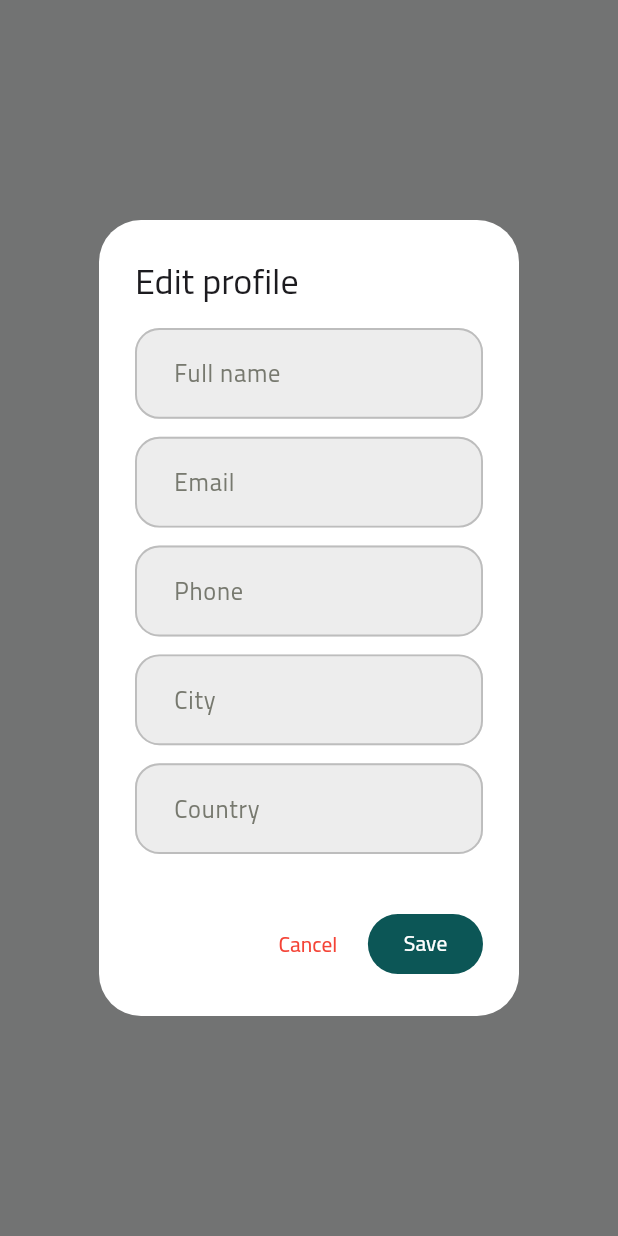
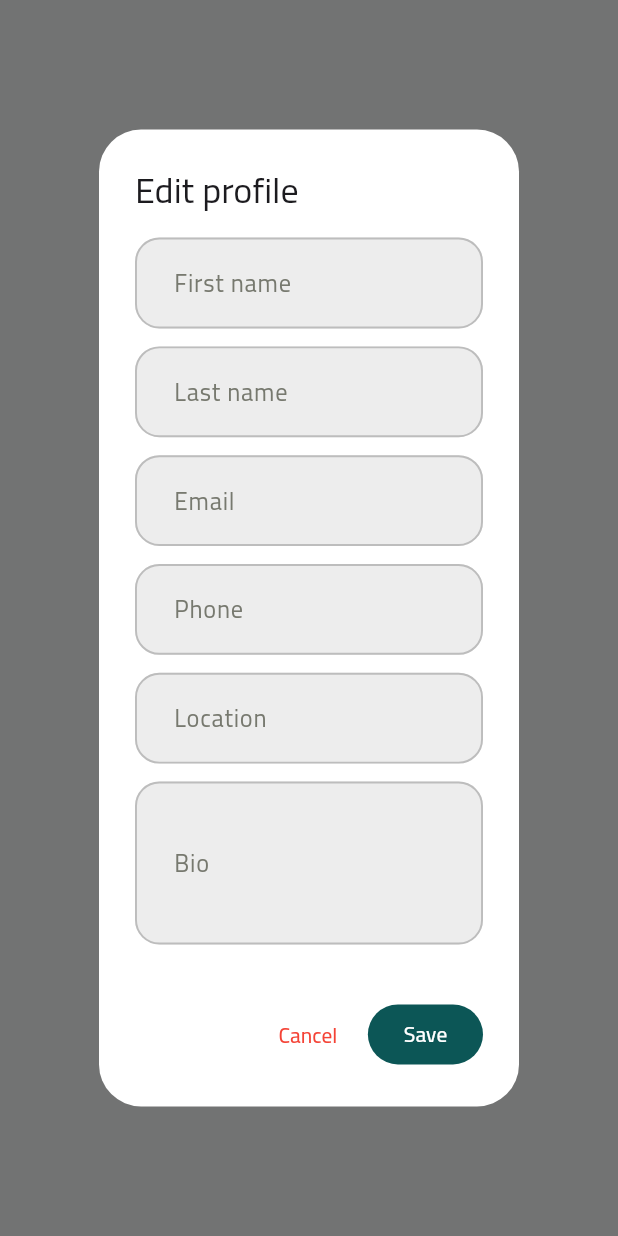
Before and after one commit to kareem-10/guidexia, a Flutter app: what showEditProfile() shows on an empty page, opened directly with empty values, on a phone screen of 412 x 824 dp. Run offline on Flutter 3.47's test engine with Material 3 defaults, Android fonts, the phone set to English and light mode, and no system bars; our stand-ins replace cached_network_image, dartz, dio, equatable, flutter_bloc, flutter_screenutil and 8 more; accounts and stored records are empty; network calls fail.

Commit message:
-update user (not image profile yet)

```diff
--- a/lib/core/di/dependancy_injection.dart
+++ b/lib/core/di/dependancy_injection.dart
@@ -65,7 +65,10 @@ Future<void> setupGetIt({CacheHelper? cacheHelper}) async {
   getIt.registerLazySingleton<ProfileRepository>(
     () => ProfileRepository(getIt()),
   );
-  getIt.registerFactory<ProfileCubit>(() => ProfileCubit(getIt()));
+  getIt.registerFactory<ProfileCubit>(
+    () =>
+        ProfileCubit(getIt<ProfileRepository>(), getIt<SecureStorageHelper>()),
+  );
 
   // Explore
   getIt.registerLazySingleton<ExploreRepo>(() => ExploreRepo());
--- a/lib/features/profile/data/models/profile_model.dart
+++ b/lib/features/profile/data/models/profile_model.dart
@@ -2,19 +2,23 @@ class ProfileModel {
   final String name;
   final String email;
   final String phone;
-  final String country;
-  final String city;
+  final String? location;
   final String role;
   final String? imageUrl;
+  final String firstName;
+  final String lastName;
+  final String bio;
 
   const ProfileModel({
     required this.name,
     required this.email,
     required this.phone,
-    required this.country,
-    required this.city,
+    this.location,
     required this.role,
     this.imageUrl,
+    this.firstName = '',
+    this.lastName = '',
+    this.bio = '',
   });
 
   factory ProfileModel.fromJson(Map<String, dynamic> json) {
@@ -35,12 +39,18 @@ class ProfileModel {
 
     return ProfileModel(
       name: name,
+      firstName: json['firstName']?.toString() ?? '',
+      lastName: json['lastName']?.toString() ?? '',
+      bio:
+          json['touristProfile']?['bio']?.toString() ??
+          json['guideProfile']?['bio']?.toString() ??
+          '',
       email: json['email']?.toString() ?? '',
       phone: json['phoneNumber']?.toString() ?? '',
-      country: touristProfile['nationality']?.toString() ?? '',
-      city:
+      location:
           touristProfile['displayLocation']?.toString() ??
           guideProfile['location']?.toString() ??
+          json['location']?.toString() ??
           '',
       role: json['role']?.toString() ?? '',
       imageUrl:
@@ -53,17 +63,21 @@ class ProfileModel {
     String? name,
     String? email,
     String? phone,
-    String? country,
-    String? city,
     String? role,
+    String? location,
     String? imageUrl,
+    String? firstName,
+    String? lastName,
+    String? bio,
   }) {
     return ProfileModel(
       name: name ?? this.name,
+      firstName: firstName ?? this.firstName,
+      lastName: lastName ?? this.lastName,
+      bio: bio ?? this.bio,
       email: email ?? this.email,
       phone: phone ?? this.phone,
-      country: country ?? this.country,
-      city: city ?? this.city,
+      location: location ?? this.location,
       role: role ?? this.role,
       imageUrl: imageUrl ?? this.imageUrl,
     );
--- a/lib/features/profile/view/profile_screen.dart
+++ b/lib/features/profile/view/profile_screen.dart
@@ -112,7 +112,9 @@ class _ProfileScreenState extends State<ProfileScreen> {
                       icon: Icons.logout_rounded,
                       title: 'Logout',
                       destructive: true,
-                      onTap: () => confirmLogout(context),
+                      onTap: () {
+                        confirmLogout(context);
+                      },
                     ),
                   ],
                 ),
--- a/lib/features/profile/view/widgets/profile_header.dart
+++ b/lib/features/profile/view/widgets/profile_header.dart
@@ -44,7 +44,7 @@ class ProfileHeader extends StatelessWidget {
                 ),
                 const SizedBox(height: 4),
                 Text(
-                  '${profile.city}, ${profile.country}',
+                  profile.location ?? '',
                   style: textTheme.bodySmall?.copyWith(
                     color: scheme.onSurfaceVariant,
                   ),
--- a/lib/features/profile/view/widgets/show_edit_profile.dart
+++ b/lib/features/profile/view/widgets/show_edit_profile.dart
@@ -3,18 +3,18 @@ import 'package:flutter_bloc/flutter_bloc.dart';
 import 'package:tourist_app/core/functions/show_toast.dart';
 import 'package:tourist_app/features/profile/data/models/profile_model.dart';
 import 'package:tourist_app/features/profile/view_model/cubit/profile_cubit.dart';
+import 'package:tourist_app/features/profile/view_model/cubit/profile_state.dart';
 
 Future<void> showEditProfile(BuildContext context, ProfileModel profile) async {
-  final updated = await showDialog<ProfileModel>(
+  final profileCubit = context.read<ProfileCubit>();
+
+  await showDialog<void>(
     context: context,
-    builder: (_) => EditProfileDialog(profile: profile),
+    builder: (_) => BlocProvider.value(
+      value: profileCubit,
+      child: EditProfileDialog(profile: profile),
+    ),
   );
-
-  if (!context.mounted || updated == null) return;
-
-  context.read<ProfileCubit>().updateProfile(updated);
-
-  showToast('Profile updated successfully');
 }
 
 class EditProfileDialog extends StatefulWidget {
@@ -27,35 +27,62 @@ class EditProfileDialog extends StatefulWidget {
 }
 
 class _EditProfileDialogState extends State<EditProfileDialog> {
-  late final TextEditingController name;
+  late final TextEditingController firstName;
+  late final TextEditingController lastName;
   late final TextEditingController email;
   late final TextEditingController phone;
-  late final TextEditingController city;
-  late final TextEditingController country;
+  late final TextEditingController location;
+  late final TextEditingController bio;
 
   @override
   void initState() {
     super.initState();
 
-    name = TextEditingController(text: widget.profile.name);
+    firstName = TextEditingController(text: widget.profile.firstName);
+    lastName = TextEditingController(text: widget.profile.lastName);
     email = TextEditingController(text: widget.profile.email);
     phone = TextEditingController(text: widget.profile.phone);
-    city = TextEditingController(text: widget.profile.city);
-    country = TextEditingController(text: widget.profile.country);
+    location = TextEditingController(text: widget.profile.location);
+    bio = TextEditingController(text: widget.profile.bio);
   }
 
   @override
   void dispose() {
-    name.dispose();
+    firstName.dispose();
+    lastName.dispose();
     email.dispose();
     phone.dispose();
-    city.dispose();
-    country.dispose();
+    location.dispose();
+    bio.dispose();
     super.dispose();
+  }
+
+  Future<void> _saveProfile() async {
+    final cubit = context.read<ProfileCubit>();
+    final success = await cubit.updateProfile(
+      firstName: firstName.text.trim(),
+      lastName: lastName.text.trim(),
+      phoneNumber: phone.text.trim(),
+      location: location.text.trim(),
+      bio: bio.text.trim(),
+    );
+
+    if (!mounted) return;
+
+    if (success) {
+      Navigator.pop(context);
+      showToast('Profile updated successfully');
+    } else {
+      showToast('Could not update profile');
+    }
   }
 
   @override
   Widget build(BuildContext context) {
+    return BlocBuilder<ProfileCubit, ProfileState>(
+      builder: (context, state) {
+        final isLoading = state.status == ProfileStatus.loading;
+
         return AlertDialog(
           backgroundColor: Theme.of(context).colorScheme.surface,
           title: const Text('Edit profile'),
@@ -63,38 +90,36 @@ class _EditProfileDialogState extends State<EditProfileDialog> {
             child: Column(
               mainAxisSize: MainAxisSize.min,
               children: [
-            _EditField(controller: name, label: 'Full name'),
-            _EditField(controller: email, label: 'Email'),
+                _EditField(controller: firstName, label: 'First name'),
+                _EditField(controller: lastName, label: 'Last name'),
+                _EditField(controller: email, label: 'Email', readOnly: true),
                 _EditField(controller: phone, label: 'Phone'),
-            _EditField(controller: city, label: 'City'),
-            _EditField(controller: country, label: 'Country'),
+                _EditField(controller: location, label: 'Location'),
+                _EditField(controller: bio, label: 'Bio', maxLines: 3),
               ],
             ),
           ),
           actions: [
             TextButton(
-          onPressed: () => Navigator.pop(context),
+              onPressed: isLoading ? null : () => Navigator.pop(context),
               child: Text(
                 'Cancel',
                 style: TextStyle(color: Theme.of(context).colorScheme.error),
               ),
             ),
             FilledButton(
-          onPressed: () {
-            Navigator.pop(
-              context,
-              widget.profile.copyWith(
-                name: name.text.trim(),
-                email: email.text.trim(),
-                phone: phone.text.trim(),
-                city: city.text.trim(),
-                country: country.text.trim(),
+              onPressed: isLoading ? null : _saveProfile,
+              child: isLoading
+                  ? const SizedBox(
+                      width: 18,
+                      height: 18,
+                      child: CircularProgressIndicator(strokeWidth: 2),
+                    )
+                  : const Text('Save'),
             ),
+          ],
         );
       },
-          child: const Text('Save'),
-        ),
-      ],
     );
   }
 }
@@ -102,14 +127,23 @@ class _EditProfileDialogState extends State<EditProfileDialog> {
 class _EditField extends StatelessWidget {
   final TextEditingController controller;
   final String label;
+  final bool readOnly;
+  final int maxLines;
 
-  const _EditField({required this.controller, required this.label});
+  const _EditField({
+    required this.controller,
+    required this.label,
+    this.readOnly = false,
+    this.maxLines = 1,
+  });
 
   @override
   Widget build(BuildContext context) => Padding(
     padding: const EdgeInsets.only(bottom: 12),
     child: TextField(
       controller: controller,
+      readOnly: readOnly,
+      maxLines: maxLines,
       decoration: InputDecoration(
         labelText: label,
         border: OutlineInputBorder(borderRadius: BorderRadius.circular(12)),
--- a/lib/features/profile/view/widgets/show_personal_info.dart
+++ b/lib/features/profile/view/widgets/show_personal_info.dart
@@ -22,8 +22,7 @@ void showPersonalInfo(BuildContext context, ProfileModel p) {
           _InfoRow(label: 'Full name', value: p.name),
           _InfoRow(label: 'Email', value: p.email),
           _InfoRow(label: 'Phone', value: p.phone),
-          _InfoRow(label: 'City', value: p.city),
-          _InfoRow(label: 'Country', value: p.country),
+          _InfoRow(label: 'Location', value: p.location ?? ''),
           const SizedBox(height: 10),
           Padding(
             padding: const EdgeInsets.only(bottom: 60),
--- a/pubspec.yaml
+++ b/pubspec.yaml
@@ -52,6 +52,7 @@ dependencies:
   connectivity_plus: ^7.3.2
   url_launcher: ^6.3.3
   flutter_secure_storage: ^11.2.0
+  infinite_scroll_pagination: ^5.1.1
 
 dev_dependencies:
   flutter_test:
```
Also changed, not shown: lib/features/profile/data/repos/profile_repository.dart (+24 -0 lines), lib/features/profile/view/widgets/confirm_logout.dart (+15 -7 lines), lib/features/profile/view_model/cubit/profile_cubit.dart (+38 -3 lines), pubspec.lock. Lines whose indentation alone changed are shown as unchanged.
